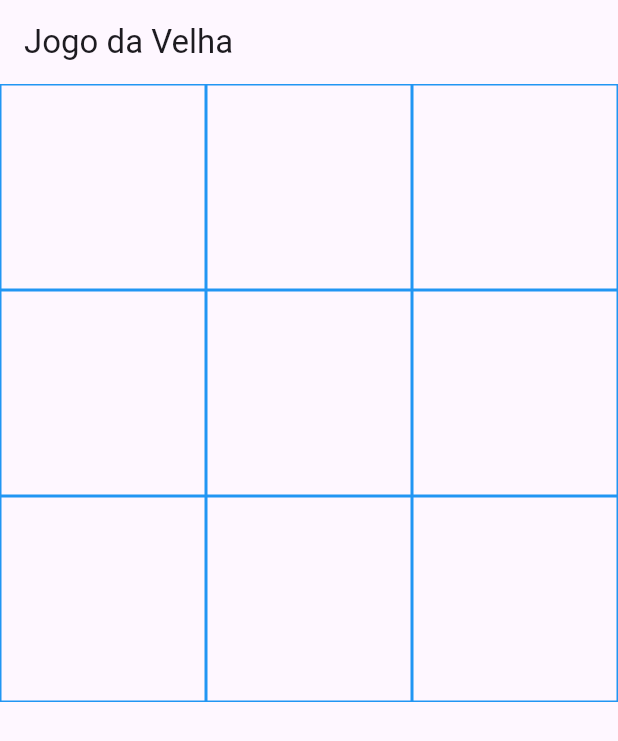
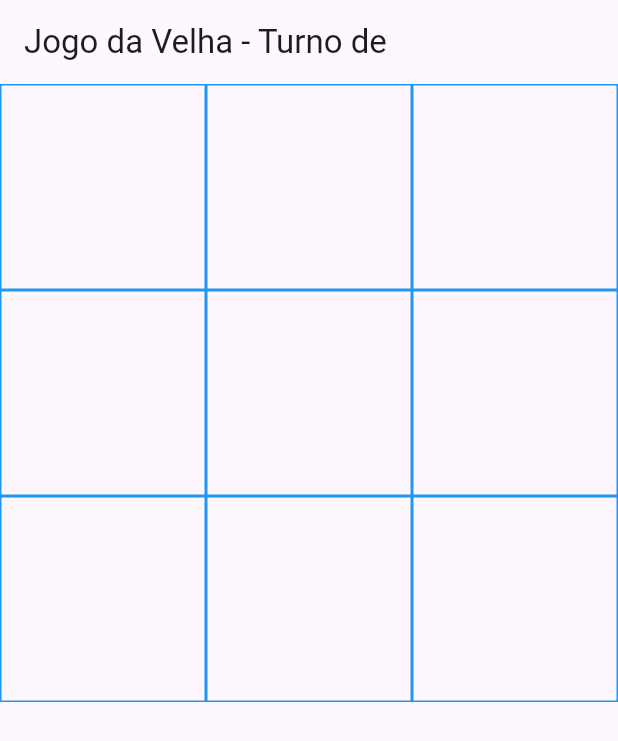
Before and after one commit to JulioMorino/SI700-dispositivos-moveis, a Flutter app: the screen it shows after launch, on a phone screen of 412 x 824 dp. Shown: the top 741 px of the screen. Run offline on Flutter 3.47's test engine with Material 3 defaults, Android fonts, the phone set to English and light mode, and no system bars.

Commit message:
organizando homepage

```diff
--- /dev/null
+++ b/aula02_jogo_da_velha/lib/home_page.dart
@@ -0,0 +1,28 @@
+import 'package:aula02_jogo_da_velha/model/jogo_da_velha.dart';
+import 'package:aula02_jogo_da_velha/model/painel.dart';
+import 'package:flutter/material.dart';
+
+class MyHomePage extends StatefulWidget {
+  const MyHomePage({super.key});
+
+  @override
+  State<MyHomePage> createState() => _MyHomePageState();
+}
+
+class _MyHomePageState extends State<MyHomePage> {
+  JogoDaVelha jogo = JogoDaVelha();
+  Painel painel_do_jogo = Painel();
+
+  @override
+  Widget build(BuildContext context) {
+    return Scaffold(
+      appBar:
+          AppBar(title: Text('Jogo da Velha - ' + painel_do_jogo.apresentacao)),
+      body: Center(
+        child: GridView.count(
+            crossAxisCount: 3,
+            children: painel_do_jogo.construirConteudo(jogo)),
+      ),
+    );
+  }
+}
--- /dev/null
+++ b/aula02_jogo_da_velha/lib/model/painel.dart
@@ -0,0 +1,25 @@
+import 'package:aula02_jogo_da_velha/model/jogo_da_velha.dart';
+import 'package:aula02_jogo_da_velha/view/celula.dart';
+import 'package:flutter/material.dart';
+
+class Painel {
+  String apresentacao = 'Turno de ';
+
+  construirConteudo(jogo) {
+    void algumaCelulaClicada() {
+      apresentacao = 'Turno de ${jogo.obterVezDoJogador()}';
+      print(apresentacao);
+    }
+
+    List<Widget> celulasTabuleiro = [];
+    for (int i = 0; i < 9; i++) {
+      celulasTabuleiro.add(Celula(
+        jogo: jogo,
+        posicao: i,
+        algumaCelulaClicada: algumaCelulaClicada,
+      ));
+    }
+
+    return celulasTabuleiro;
+  }
+}
--- a/aula02_jogo_da_velha/lib/view/celula.dart
+++ b/aula02_jogo_da_velha/lib/view/celula.dart
@@ -4,11 +4,13 @@ import 'package:flutter/material.dart';
 class Celula extends StatefulWidget {
   final JogoDaVelha jogo;
   final int posicao;
+  final VoidCallback algumaCelulaClicada;
 
   const Celula({
     super.key,
     required this.jogo,
     required this.posicao,
+    required this.algumaCelulaClicada,
   });
 
   @override
@@ -16,11 +18,22 @@ class Celula extends StatefulWidget {
 }
 
 class _CelulaState extends State<Celula> {
+  late List<Widget> tabuleiro;
+  String apresentacaoTurno = 'Turno de ';
+
+  //@override
+  //void initState() {
+  //  super.initState();
+  //  atualizaApresentacaoTurno();
+  //  atualizarTabuleiro();
+  //}
+
   @override
   Widget build(BuildContext context) {
     return GestureDetector(
       onTap: () {
         _fazerJogada();
+        widget.algumaCelulaClicada();
       },
       child: Container(
           alignment: Alignment.center,
```
Also changed, not shown: aula02_jogo_da_velha/lib/main.dart (+18 -24 lines).
